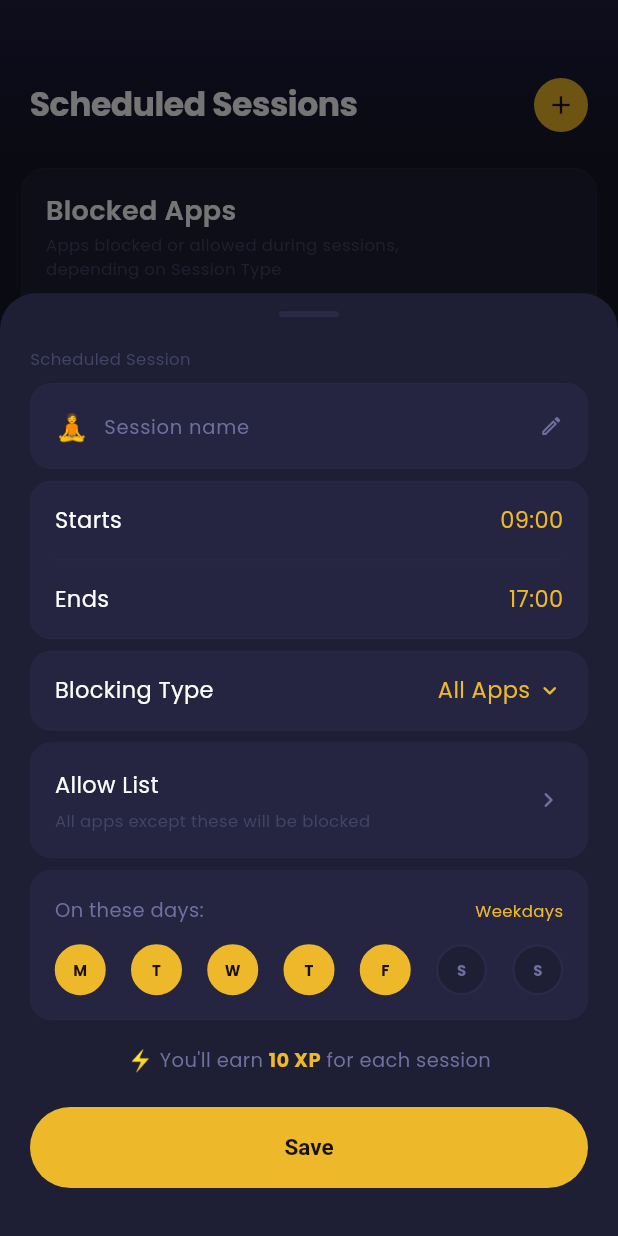
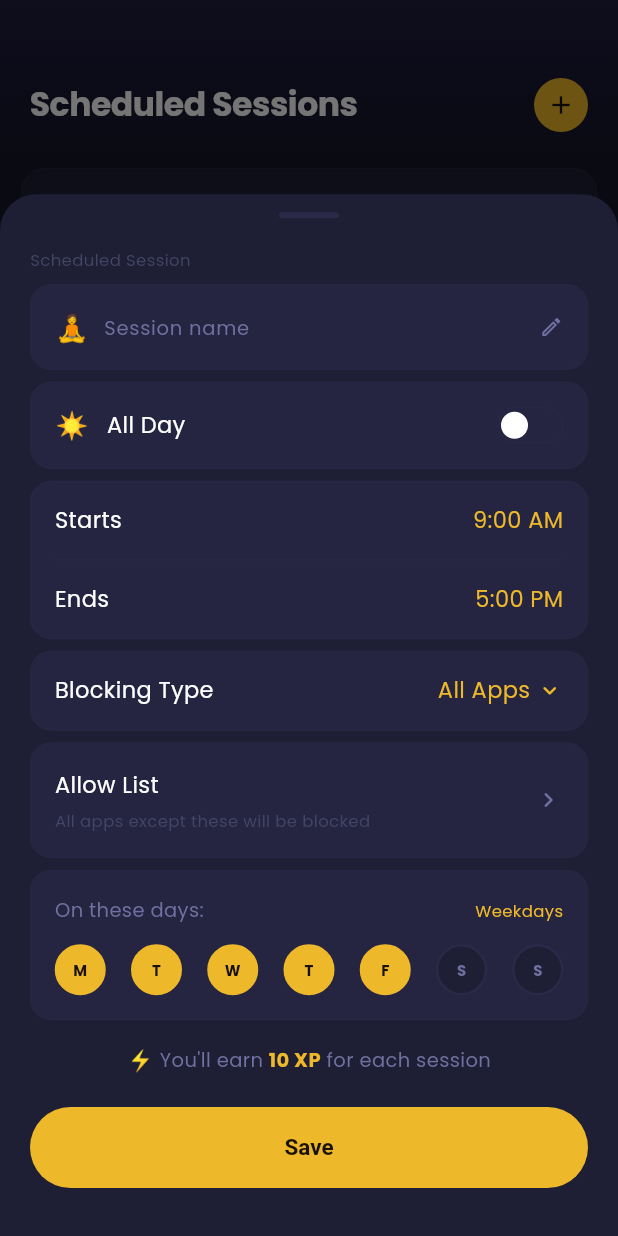
Before and after one commit to eaglenguyen/screenBlock, a Flutter app: the ScheduleScreen screen opened by its route, after a tap on the "add" icon, on a phone screen of 412 x 824 dp. Run offline on Flutter 3.47's test engine with Material 3 defaults, Android fonts, the phone set to English and light mode, and no system bars; our stand-ins replace confetti, flutter_riverpod, go_router, google_fonts, hive, hive_flutter and 3 more; missing offline and left inert: app_usage, flutter_overlay_window, installed_apps; accounts and stored records are empty; generated files the repository leaves out were written again.

```diff
--- a/lib/features/home/home_viewmodel.dart
+++ b/lib/features/home/home_viewmodel.dart
@@ -79,7 +79,11 @@ class HomeViewModel extends _$HomeViewModel {
       state = state.copyWith(isScheduleActive: true);
     };
     ScheduleChecker.instance.onScheduleStopped = () {
-      state = state.copyWith(isScheduleActive: false);
+      state = state.copyWith(
+        isScheduleActive: false,
+        isSchedulePaused: false,
+        schedulePauseRemainingSeconds: 0,
+      );
     };
     ScheduleChecker.instance.onSchedulePaused = () {
       state = state.copyWith(
--- a/lib/features/home/schedule/schedule_screen.dart
+++ b/lib/features/home/schedule/schedule_screen.dart
@@ -118,7 +118,7 @@ class ScheduleScreen extends ConsumerWidget {
     );
   }
 
-  void _openCreateSession(BuildContext context) {
+  void  _openCreateSession(BuildContext context) {
     showModalBottomSheet(
       context: context,
       isScrollControlled: true,
--- a/lib/features/home/schedule/widgets/session_bottom_sheet.dart
+++ b/lib/features/home/schedule/widgets/session_bottom_sheet.dart
@@ -2,13 +2,14 @@ import 'dart:io';
 
 import 'package:flutter/material.dart';
 import 'package:flutter_riverpod/flutter_riverpod.dart';
-
 import '../../../../core/constants/app_constants.dart';
 import '../../../../core/theme/app_colors.dart';
 import '../../../../core/theme/app_text_styles.dart';
 import '../../../../data/models/schedule.dart';
 import '../../../../domain/platform/ios_blocking_service.dart';
 import '../../../../providers/blocking_service_provider.dart';
+import '../../../../services/schedule_checker.dart';
+import '../../home_viewmodel.dart';
 import '../../widgets/app_list_sheet.dart';
 import '../schedule_viewmodel.dart';
 
@@ -39,6 +40,7 @@ class _SessionBottomSheetState
 
 
   bool get isEditing => widget.existingSchedule != null;
+  bool _isAllDay = false;
 
   @override
   void initState() {
@@ -54,6 +56,7 @@ class _SessionBottomSheetState
         AppConstants.blockingTypeAllApps;
     _blockedApps = List.from(s?.blockedApps ?? []);
     _allowedApps = List.from(s?.allowedApps ?? []);
+    _isAllDay = _startTime == '00:00' && _endTime == '23:59';
   }
 
   @override
@@ -104,10 +107,15 @@ class _SessionBottomSheetState
             _buildNameRow(),
             const SizedBox(height: 8),
 
-            // time card
-            _buildTimeCard(),
+            // 👇 add all day toggle here
+            _buildAllDayToggle(),
             const SizedBox(height: 8),
 
+            // time card — hidden when all day is on
+            if (!_isAllDay) ...[
+              _buildTimeCard(),
+              const SizedBox(height: 8),
+            ],
             // blocking type
             _buildBlockingTypeRow(),
             const SizedBox(height: 8),
@@ -176,6 +184,79 @@ class _SessionBottomSheetState
     );
   }
 
+  Widget _buildAllDayToggle() {
+    return GestureDetector(
+      onTap: () {
+        setState(() {
+          _isAllDay = !_isAllDay;
+          if (_isAllDay) {
+            _startTime = '00:00';
+            _endTime = '23:59';
+          } else {
+            // restore defaults when turning off
+            _startTime = '09:00';
+            _endTime = '17:00';
+          }
+        });
+      },
+      child: Container(
+        padding: const EdgeInsets.symmetric(
+          horizontal: 16,
+          vertical: 14,
+        ),
+        decoration: BoxDecoration(
+          color: AppColors.backgroundSubtle,
+          borderRadius: BorderRadius.circular(14),
+          border: Border.all(
+            color: _isAllDay
+                ? AppColors.gold.withValues(alpha: 0.4)
+                : AppColors.border,
+            width: 0.5,
+          ),
+        ),
+        child: Row(
+          children: [
+            const Text('☀️', style: TextStyle(fontSize: 18)),
+            const SizedBox(width: 12),
+            Expanded(
+              child: Text('All Day', style: AppTextStyles.bodyLarge),
+            ),
+            AnimatedContainer(
+              duration: const Duration(milliseconds: 200),
+              width: 44,
+              height: 24,
+              decoration: BoxDecoration(
+                color: _isAllDay
+                    ? AppColors.gold
+                    : AppColors.backgroundSubtle,
+                borderRadius: BorderRadius.circular(12),
+                border: Border.all(
+                  color: AppColors.border,
+                  width: 0.5,
+                ),
+              ),
+              child: AnimatedAlign(
+                duration: const Duration(milliseconds: 200),
+                alignment: _isAllDay
+                    ? Alignment.centerRight
+                    : Alignment.centerLeft,
+                child: Container(
+                  margin: const EdgeInsets.all(2),
+                  width: 18,
+                  height: 18,
+                  decoration: const BoxDecoration(
+                    color: AppColors.textPrimary,
+                    shape: BoxShape.circle,
+                  ),
+                ),
+              ),
+            ),
+          ],
+        ),
+      ),
+    );
+  }
+
   Widget _buildTimeCard() {
     return Container(
       decoration: BoxDecoration(
@@ -188,10 +269,8 @@ class _SessionBottomSheetState
       ),
       child: Column(
         children: [
-          _timeRow('Starts', _startTime, () async {
-            final t = await _pickTime(
-              context, _startTime,
-            );
+          _timeRow('Starts', _formatDisplayTime(_startTime), () async {
+            final t = await _pickTime(context, _startTime);
             if (t != null) setState(() => _startTime = t);
           }),
           const Divider(
@@ -201,10 +280,8 @@ class _SessionBottomSheetState
             indent: 16,
             endIndent: 16,
           ),
-          _timeRow('Ends', _endTime, () async {
-            final t = await _pickTime(
-              context, _endTime,
-            );
+          _timeRow('Ends', _formatDisplayTime(_endTime), () async {
+            final t = await _pickTime(context, _endTime);
             if (t != null) setState(() => _endTime = t);
           }),
         ],
@@ -655,10 +732,33 @@ class _SessionBottomSheetState
   Future<void> _onDelete() async {
     if (widget.existingSchedule == null) return;
 
+    // 👇 if this schedule is currently paused or active, stop it
+    final homeNotifier = ref.read(homeViewModelProvider.notifier);
+    final homeState = ref.read(homeViewModelProvider);
+
+    if (homeState.isScheduleActive || homeState.isSchedulePaused) {
+      homeNotifier.resumeSchedule(); // clears pause timer
+      // small delay then stop
+      await Future.delayed(const Duration(milliseconds: 100));
+    }
+
     await ref
         .read(scheduleViewModelProvider.notifier)
         .deleteSchedule(widget.existingSchedule!.id);
 
+    // force schedule checker to re-evaluate
+    ScheduleChecker.instance.checkNow();
+
     if (mounted) Navigator.pop(context);
   }
+
+  String _formatDisplayTime(String time) {
+    final parts = time.split(':');
+    final hour = int.parse(parts[0]);
+    final minute = int.parse(parts[1]);
+    final period = hour >= 12 ? 'PM' : 'AM';
+    final displayHour = hour == 0 ? 12 : hour > 12 ? hour - 12 : hour;
+    final displayMinute = minute.toString().padLeft(2, '0');
+    return '$displayHour:$displayMinute $period';
+  }
 }
--- a/lib/features/home/schedule/widgets/session_card.dart
+++ b/lib/features/home/schedule/widgets/session_card.dart
@@ -17,7 +17,7 @@ class SessionCard extends StatelessWidget {
   final Schedule schedule;
   final VoidCallback onTap;
   final VoidCallback onToggle;
-  final VoidCallback onPause; // 👈 new
+  final VoidCallback onPause;
   final bool isCurrentlyActive; // 👈 true when THIS schedule is blocking right now
   final bool isPaused; // 👈 true when paused
 
--- a/lib/services/schedule_checker.dart
+++ b/lib/services/schedule_checker.dart
@@ -44,7 +44,6 @@ class ScheduleChecker {
   }
 
   void checkNow() {
-    debugPrint('📅 checkNow() called');
     _check();
   }
 
@@ -105,10 +104,8 @@ class ScheduleChecker {
     final box = Hive.box<Schedule>(HiveBoxNames.schedules);
     final schedules = box.values.toList();
 
-    debugPrint('📅 _check() fired — ${schedules.length} total schedules');
 
     final activeSchedules = schedules.where((s) => s.isActive).toList();
-    debugPrint('📅 ${activeSchedules.length} active schedules');
 
     final now = DateTime.now();
     final currentMinutes = now.hour * 60 + now.minute;
```
Also changed, not shown: lib/data/models/schedule.dart (+14 -1 lines), lib/features/home/cards/active_blocking_card.dart (+5 -5 lines), lib/features/home/home_state.dart (+1 -14 lines), lib/features/onboarding/onboarding_welcome_flow.dart (+7 -3 lines), 130 other files.
